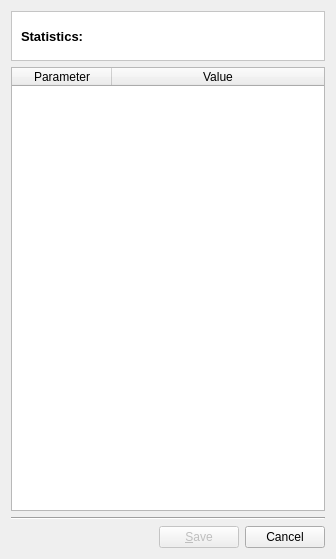
Qt form src/terralib/statistics/qt/ui/StatisticsDialogForm.ui (claudiobogossian/terralib5) before a commit.
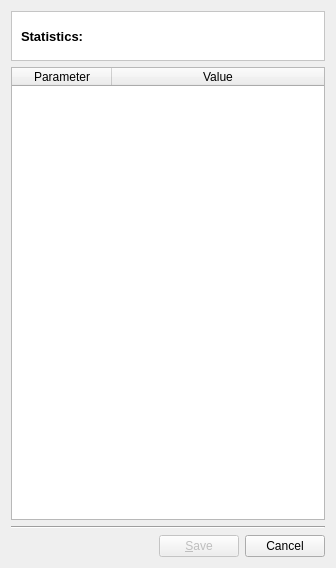
The same form after that commit.

Commit message: Ajuste tela de estatistica

Patch:
```diff
--- a/src/terralib/statistics/qt/ui/StatisticsDialogForm.ui
+++ b/src/terralib/statistics/qt/ui/StatisticsDialogForm.ui
@@ -7,7 +7,7 @@
     <x>0</x>
     <y>0</y>
     <width>336</width>
-    <height>559</height>
+    <height>568</height>
    </rect>
   </property>
   <property name="windowTitle">
```
